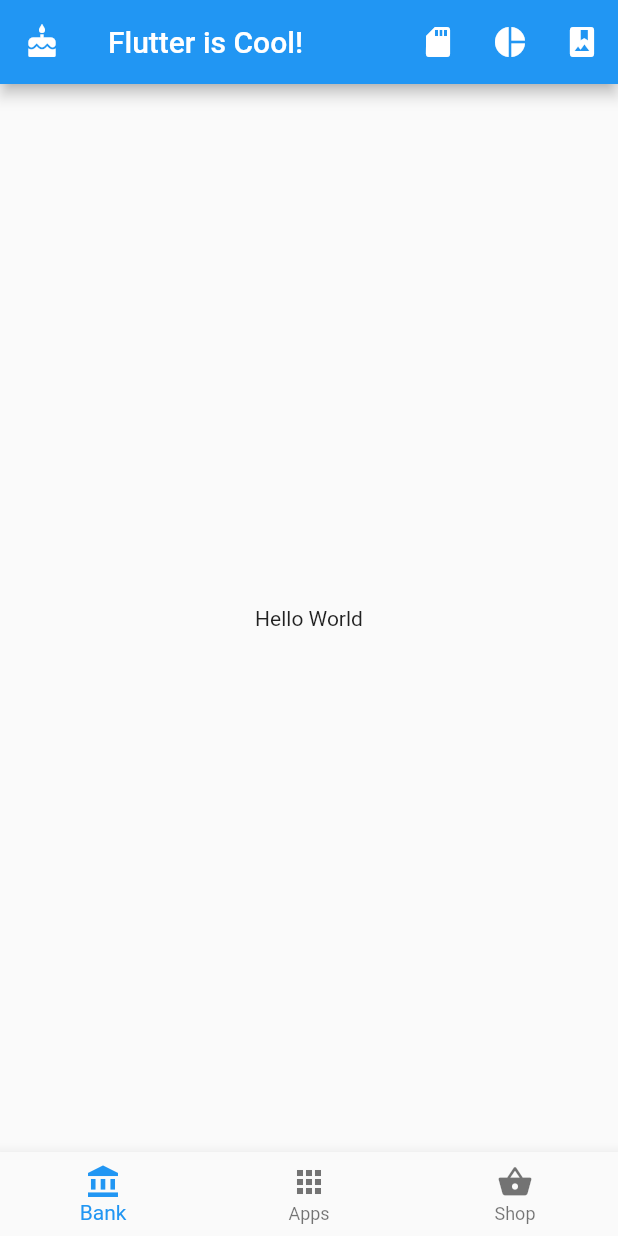
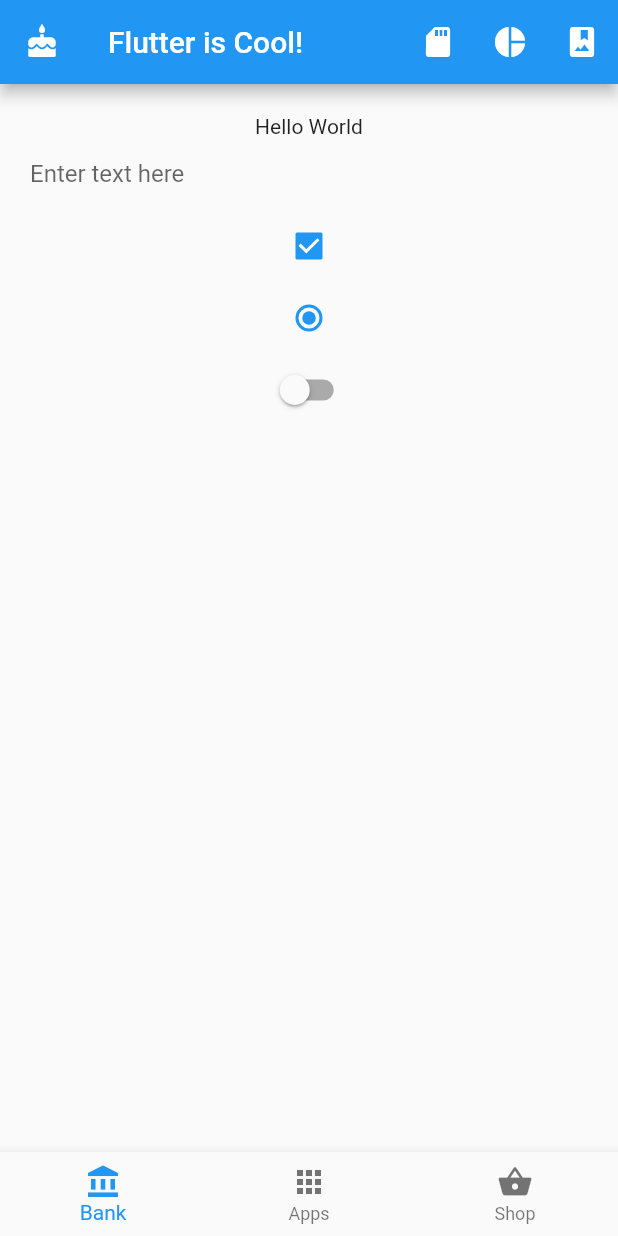
Before and after one commit to chrishargan/flutter, a Flutter app: the screen it shows after launch, on a phone screen of 412 x 824 dp. Run offline on Flutter 3.47's test engine with Material 2 defaults, Android fonts, the phone set to English and light mode, and no system bars.

Commit message:
adding more functionality to Hello World Basics Android  app

```diff
--- a/lib/main.dart
+++ b/lib/main.dart
@@ -33,20 +33,47 @@ class MyApp extends StatelessWidget {
           items: [
             new BottomNavigationBarItem(
                 icon: new Icon(Icons.account_balance),
-                title: new Text("Bank")
+                label: "Bank"
             ),
             new BottomNavigationBarItem(
                 icon: new Icon(Icons.apps),
-                title: new Text("Apps")
+                label: "Apps"
             ),
             new BottomNavigationBarItem(
                 icon: new Icon(Icons.shopping_basket),
-                title: new Text("Shop")
+                label: "Shop"
             ),
           ]
         ),
-        body: new Center(
-          child: new Text('Hello World'),
+        body: new Container(
+          padding: const EdgeInsets.all(20.0),
+          child: new Column(
+            children: <Widget>[
+              new Text("Hello World"),
+              new TextField(
+                decoration: new InputDecoration(
+                  border: InputBorder.none,
+                  hintText: 'Enter text here'
+                ),
+              ),
+              new Checkbox(
+                  value: true,
+                  onChanged: (bool value) {
+            // This is where to enter your function for what happens if state is changed
+                  },
+                  ),
+              new Radio<int>(
+                value: 0,
+                groupValue: 0,
+                onChanged: (_){},
+              ),
+              new Switch(
+                  value: false,
+                  onChanged: (bool value){
+                  },
+              )
+            ],
+          ),
         ),
       ),
     );
```
